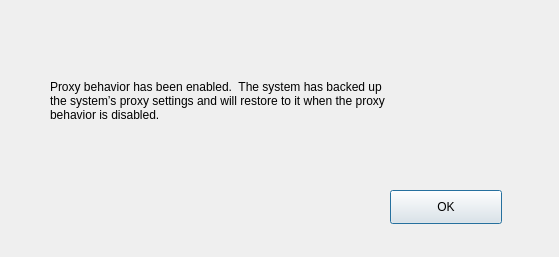
This is GUIForms/proxyBehaviorEnabledNotificationOverlay.ui in asdiamond/ntps as Qt 5 draws it before an edit. The edited form follows.
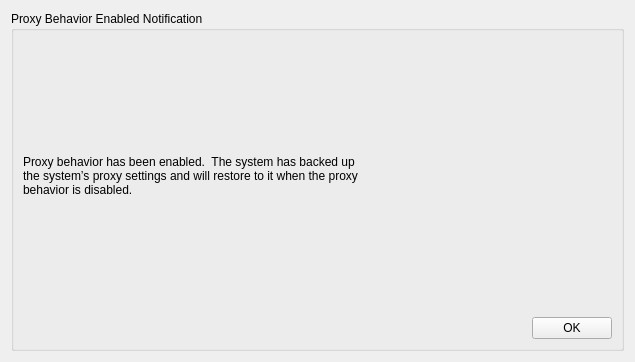
This is the edited form.

Commit message: First draft of GUI Forms completed, awaiting review by other members

What changed in the file:
```diff
--- a/GUIForms/proxyBehaviorEnabledNotificationOverlay.ui
+++ b/GUIForms/proxyBehaviorEnabledNotificationOverlay.ui
@@ -1,46 +1,51 @@
 <?xml version="1.0" encoding="UTF-8"?>
 <ui version="4.0">
- <class>Dialog</class>
- <widget class="QDialog" name="Dialog">
+ <class>Form</class>
+ <widget class="QWidget" name="Form">
   <property name="geometry">
    <rect>
     <x>0</x>
     <y>0</y>
-    <width>559</width>
-    <height>257</height>
+    <width>635</width>
+    <height>362</height>
    </rect>
   </property>
   <property name="windowTitle">
    <string>Dialog</string>
   </property>
-  <widget class="QLabel" name="label">
-   <property name="geometry">
-    <rect>
-     <x>50</x>
-     <y>60</y>
-     <width>461</width>
-     <height>81</height>
-    </rect>
-   </property>
-   <property name="text">
-    <string>Proxy behavior has been enabled.  The system has backed up
+  <layout class="QHBoxLayout" name="horizontalLayout">
+   <item>
+    <widget class="QGroupBox" name="groupBox">
+     <property name="title">
+      <string>Proxy Behavior Enabled Notification</string>
+     </property>
+     <layout class="QGridLayout" name="gridLayout">
+      <item row="2" column="0" alignment="Qt::AlignRight">
+       <widget class="QPushButton" name="pushButton">
+        <property name="sizePolicy">
+         <sizepolicy hsizetype="Fixed" vsizetype="Fixed">
+          <horstretch>0</horstretch>
+          <verstretch>0</verstretch>
+         </sizepolicy>
+        </property>
+        <property name="text">
+         <string>OK</string>
+        </property>
+       </widget>
+      </item>
+      <item row="1" column="0">
+       <widget class="QLabel" name="label">
+        <property name="text">
+         <string>Proxy behavior has been enabled.  The system has backed up
 the system’s proxy settings and will restore to it when the proxy
 behavior is disabled.</string>
-   </property>
-  </widget>
-  <widget class="QPushButton" name="pushButton">
-   <property name="geometry">
-    <rect>
-     <x>390</x>
-     <y>190</y>
-     <width>112</width>
-     <height>34</height>
-    </rect>
-   </property>
-   <property name="text">
-    <string>OK</string>
-   </property>
-  </widget>
+        </property>
+       </widget>
+      </item>
+     </layout>
+    </widget>
+   </item>
+  </layout>
  </widget>
  <resources/>
  <connections/>
```
Left out of the diff: 2 changed lines with no effect on the pictures. The commit also changes 4 other files.
